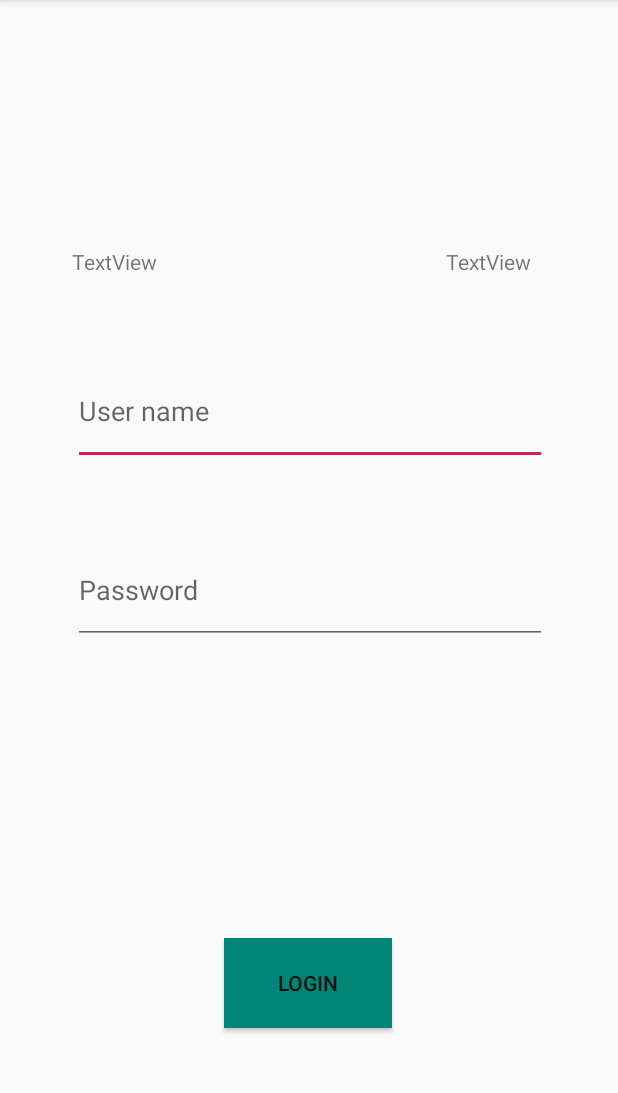
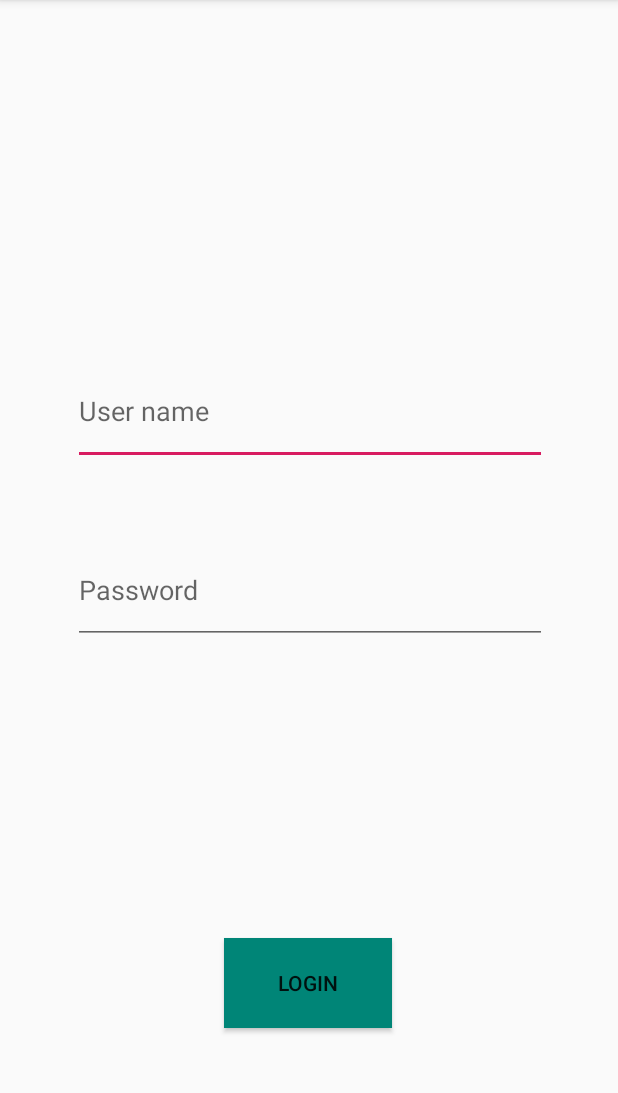
Before and after one commit to kayukbb/VendingMachine, an Android app: the LoginActivity screen opened directly, with no data from a screen before it, on a phone screen of 412 x 824 dp, the part 84-1177 px from its top. Run offline under Robolectric (Android 15) with nearby library versions, the phone set to English and light mode, and no system bars; our stand-ins replace Firebase (no records; nobody signed in at launch, a user with empty details on screens opened directly).

Commit message:
finished login page

```diff
--- a/app/src/main/java/com/example/drinkmachine/LoginActivity.java
+++ b/app/src/main/java/com/example/drinkmachine/LoginActivity.java
@@ -4,6 +4,7 @@ import androidx.annotation.NonNull;
 import androidx.appcompat.app.AppCompatActivity;
 
 import android.os.Bundle;
+import android.view.View;
 import android.widget.Button;
 import android.widget.EditText;
 import android.widget.TextView;
@@ -24,53 +25,50 @@ public class LoginActivity extends AppCompatActivity {
     long maxid;
     String Username;
     String password;
-    TextView a, b;
-    ArrayList<String> AcList;
+    ArrayList<String> AcList = new ArrayList<>();
+    ArrayList<String> PwList = new ArrayList<>();
+
     @Override
     protected void onCreate(Bundle savedInstanceState) {
         super.onCreate(savedInstanceState);
         setContentView(R.layout.activity_login);
-        UserName = (EditText)findViewById(R.id.UserName);
-        Password = (EditText)findViewById(R.id.Pw);
-        Login = (Button)findViewById(R.id.Login);
-        a = (TextView)findViewById(R.id.a);
-        b = (TextView)findViewById(R.id.b);
+        UserName = (EditText) findViewById(R.id.UserName);
+        Password = (EditText) findViewById(R.id.Pw);
+        Login = (Button) findViewById(R.id.Login);
         Log = FirebaseDatabase.getInstance().getReference().child("Register");
         Log.addValueEventListener(new ValueEventListener() {
             @Override
             public void onDataChange(@NonNull DataSnapshot dataSnapshot) {
-                if(dataSnapshot.exists())
-                    maxid=(dataSnapshot.getChildrenCount());
+                if (dataSnapshot.exists())
+                    maxid = (dataSnapshot.getChildrenCount());
+                for (int i = 1; i <= (int) maxid; i++) {
+                    Username = dataSnapshot.child(String.valueOf(i)).child("userName").getValue().toString();
+                    password = dataSnapshot.child(String.valueOf(i)).child("password").getValue().toString();
+                    AcList.add(Username);
+                    PwList.add(password);
+                }
             }
+
             @Override
             public void onCancelled(@NonNull DatabaseError databaseError) {
             }
         });
-        final String[] Account = new String[(int)maxid];
-        final String[] PassW = new String[(int)maxid];
-        for(int i = 0; i< (int)maxid; i++) {
-            int j = i+1;
-
-            Log = FirebaseDatabase.getInstance().getReference().child("Register").child(String.valueOf(j));
-
-            Log.addValueEventListener(new ValueEventListener() {
-                @Override
-                public void onDataChange(@NonNull DataSnapshot dataSnapshot) {
-
-                    Username = dataSnapshot.child("userName").getValue().toString();
-                    password = dataSnapshot.child("password").getValue().toString();
-                    AcList.add(Username);
-
+        Login.setOnClickListener(new View.OnClickListener() {
+            @Override
+            public void onClick(View v) {
+                String Ac_Input = UserName.getText().toString();
+                String Pw_Input = Password.getText().toString();
+                int count = 0;
+                for (int i = 0; i < AcList.size(); i++) {
+                    if ((Ac_Input.equals(AcList.get(i))) && Pw_Input.equals(PwList.get(i))) {
+                        finish();
+                        break;
+                    }
+                    count ++;
                 }
-
-                @Override
-                public void onCancelled(@NonNull DatabaseError databaseError) {
-
-                }
-            });
-
-        }
-
-
+                if(count >= AcList.size())
+                    Toast.makeText(LoginActivity.this, "Please enter correct User name and Password", Toast.LENGTH_LONG).show();
+            }
+        });
     }
 }
--- a/app/src/main/java/com/example/drinkmachine/RegActivity.java
+++ b/app/src/main/java/com/example/drinkmachine/RegActivity.java
@@ -61,7 +61,6 @@ public class RegActivity extends AppCompatActivity {
         Registration.setOnClickListener(new View.OnClickListener() {
             @Override
             public void onClick(View v) {
-
                 String nameT = UserName.getText().toString();
                 String pwT = Pw.getText().toString();
                 String pwT2 =Pw2.getText().toString();
--- a/app/src/main/res/layout/activity_login.xml
+++ b/app/src/main/res/layout/activity_login.xml
@@ -46,23 +46,4 @@
         app:layout_constraintTop_toBottomOf="@+id/UserName"
         app:layout_constraintVertical_bias="0.122" />
 
-    <TextView
-        android:id="@+id/a"
-        android:layout_width="wrap_content"
-        android:layout_height="wrap_content"
-        android:layout_marginEnd="58dp"
-        android:layout_marginBottom="54dp"
-        android:text="TextView"
-        app:layout_constraintBottom_toTopOf="@+id/UserName"
-        app:layout_constraintEnd_toEndOf="parent" />
-
-    <TextView
-        android:id="@+id/b"
-        android:layout_width="wrap_content"
-        android:layout_height="wrap_content"
-        android:layout_marginStart="48dp"
-        android:layout_marginBottom="54dp"
-        android:text="TextView"
-        app:layout_constraintBottom_toTopOf="@+id/UserName"
-        app:layout_constraintStart_toStartOf="parent" />
 </androidx.constraintlayout.widget.ConstraintLayout>
```
